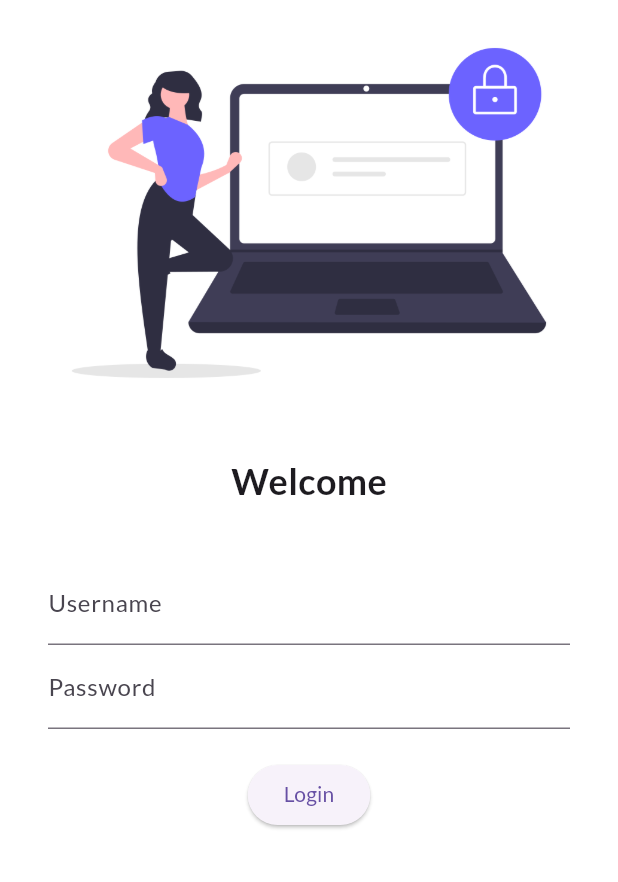
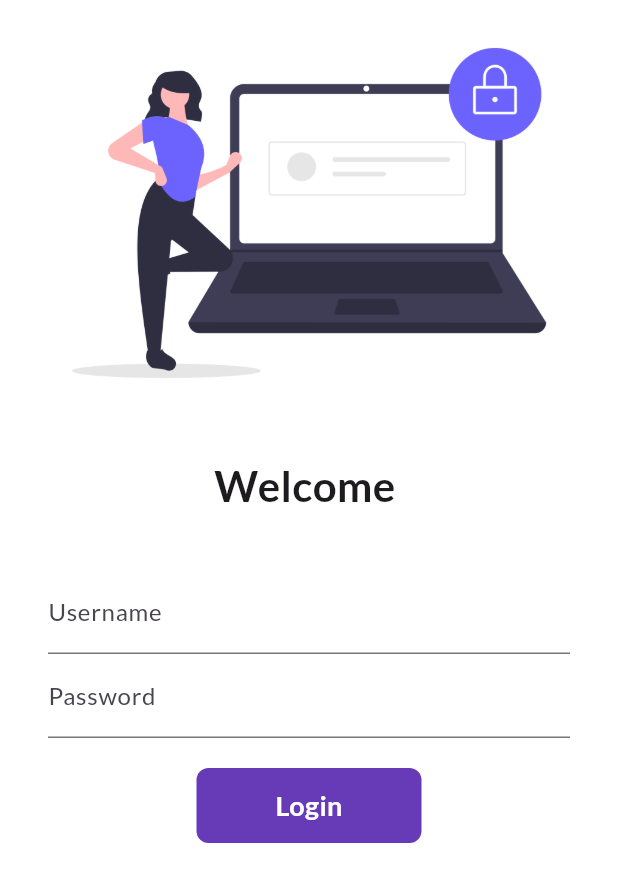
Before and after one commit to Khushigoyal98/Flutter, a Flutter app: the screen it shows after launch, on a phone screen of 412 x 824 dp. Shown: the top 882 px of the screen. Run offline on Flutter 3.47's test engine with Material 3 defaults, Android fonts, the phone set to English and light mode, and no system bars; our stand-ins replace google_fonts.

Commit message:
Day-4 completed

```diff
--- a/lib/main.dart
+++ b/lib/main.dart
@@ -1,6 +1,7 @@
 import 'package:flutter/material.dart';
 import 'package:flutter_catalogue/pages/home_page.dart';
 import 'package:flutter_catalogue/pages/login_page.dart';
+import 'package:flutter_catalogue/utils/routes.dart';
 import 'package:google_fonts/google_fonts.dart';
 
 void main() {
@@ -30,8 +31,8 @@ class MyApp extends StatelessWidget {
       //initialRoute: "/home",
       routes: {
         "/": (context) => LoginPage(),
-        "/home": (context) => HomePage(),
-        "/login": (context) => LoginPage()
+        MyRoutes.homeRoute: (context) => HomePage(),
+        MyRoutes.loginRoute: (context) => LoginPage()
       },
     );
   }
--- a/lib/pages/login_page.dart
+++ b/lib/pages/login_page.dart
@@ -1,12 +1,21 @@
 import 'package:flutter/material.dart';
+import 'package:flutter_catalogue/utils/routes.dart';
 
-class LoginPage extends StatelessWidget {
+class LoginPage extends StatefulWidget {
   const LoginPage({super.key});
 
+  @override
+  State<LoginPage> createState() => _LoginPageState();
+}
+
+class _LoginPageState extends State<LoginPage> {
+  String name = "";
+  bool changeButton =false;
   @override
   Widget build(BuildContext context) {
     return Material(
       color: Colors.white,
+      child: SingleChildScrollView(
         child: Column(
           children: [
             Image.asset(
@@ -17,9 +26,9 @@ class LoginPage extends StatelessWidget {
               height: 20.0,
             ),
             Text(
-            "Welcome",
+              "Welcome $name",
               style: TextStyle(
-              fontSize: 24,
+                fontSize: 28,
                 fontWeight: FontWeight.bold,
               ),
             ),
@@ -34,7 +43,10 @@ class LoginPage extends StatelessWidget {
                   TextFormField(
                       decoration: InputDecoration(
                           hintText: "Enter Username", labelText: "Username"),
-                ),
+                      onChanged: (value) {
+                        name = value;
+                        setState(() {});
+                      }),
                   TextFormField(
                       obscureText: true,
                       decoration: InputDecoration(
@@ -42,18 +54,52 @@ class LoginPage extends StatelessWidget {
                   SizedBox(
                     height: 20.0,
                   ),
-                ElevatedButton(
-                  child: Text("Login"),
-                  style: TextButton.styleFrom(),
-                  onPressed: () {
-                    print("Hey Khushi");
+
+                  InkWell(
+                    onTap: () async {
+                      setState(() {
+                        changeButton=true;
+                      });
+
+                      await Future.delayed(Duration(seconds: 1));
+                      Navigator.pushNamed(context, MyRoutes.homeRoute);
                     },
-                )
+                    child: AnimatedContainer(
+                      duration: Duration(seconds: 1),
+                      width: changeButton ? 50 : 150,
+                      height: 50,
+
+                      alignment: Alignment.center,
+                      child:changeButton?Icon(Icons.done,color:Colors.white): Text(
+                        "Login",
+                        style: TextStyle(
+                            color: Colors.white,
+                            fontWeight: FontWeight.bold,
+                            fontSize: 18),
+                      ),
+                      decoration: BoxDecoration(
+                          color: Colors.deepPurple,
+                          // shape: changeButton
+                          // ? BoxShape.circle
+                          // : BoxShape.rectangle,
+                         borderRadius: BorderRadius.circular(changeButton ? 20 : 8)
+                      ),
+                    ),
+                  ),
+
+                  // ElevatedButton(
+                  //   child: Text("Login"),
+                  //   style: TextButton.styleFrom(minimumSize: Size(150,40)),
+                  //   onPressed: () {
+                  //     Navigator.pushNamed(context, MyRoutes.homeRoute);
+                  //   },
+                  // )
                 ],
               ),
             )
           ],
         ),
+      ),
     );
   }
 }
--- /dev/null
+++ b/lib/utils/routes.dart
@@ -0,0 +1,4 @@
+class MyRoutes{
+  static String loginRoute ="/login";
+  static String homeRoute ="/home";
+}
```
Lines whose indentation alone changed are shown as unchanged.
